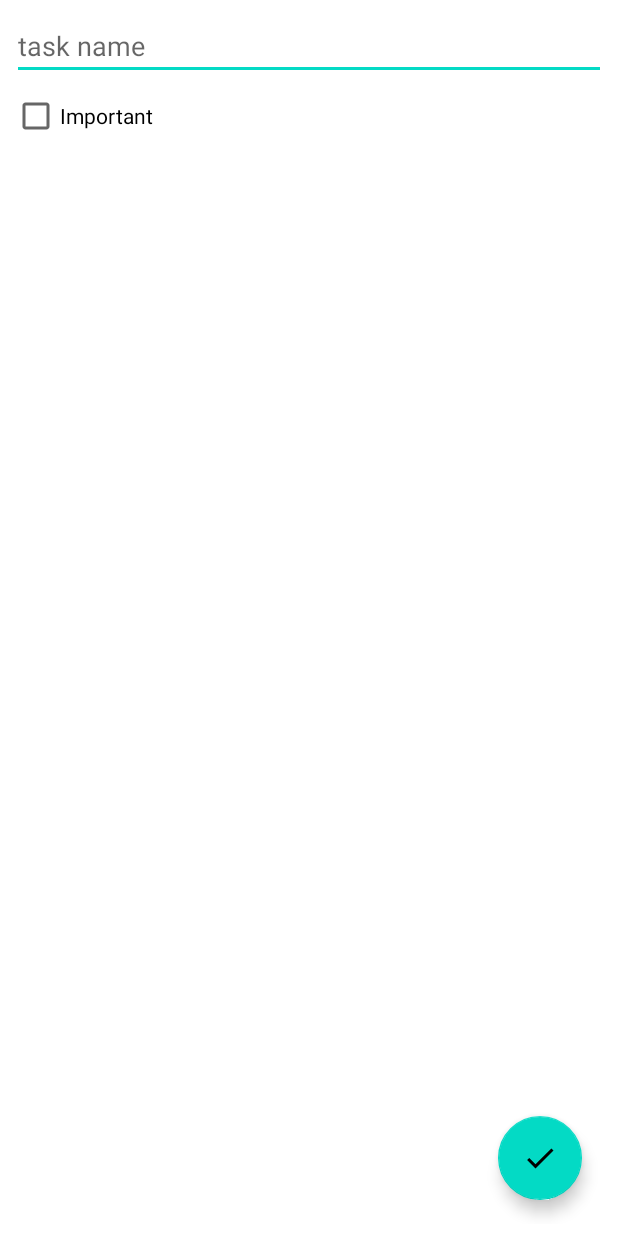
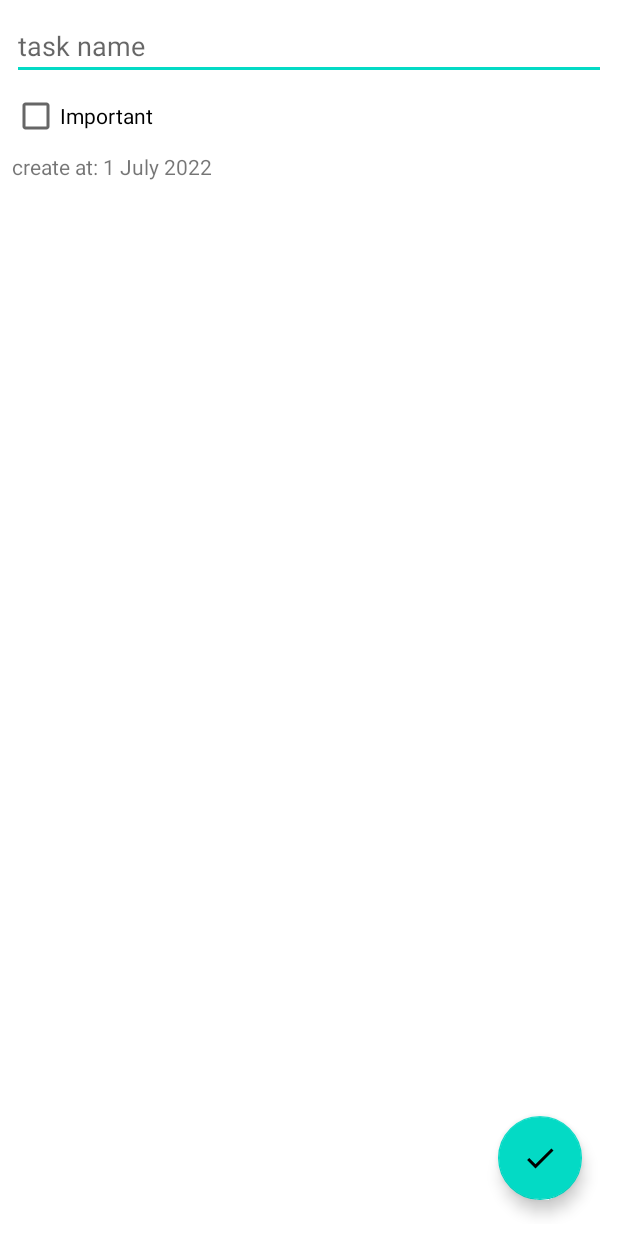
Before and after one commit to ashrafimostafa/learn-android, an Android app: the layout fragment_edit_task.xml on its own in the app's theme, with its tools: preview values and no code run, on a phone screen of 412 x 824 dp. Run offline under Robolectric (Android 15) with nearby library versions, the phone set to English and light mode, and no system bars.

```diff
--- /dev/null
+++ b/app/src/main/java/com/dev/learnandroid/util/Utils.kt
@@ -0,0 +1 @@
+package com.dev.learnandroid.util
--- a/app/src/main/res/drawable/ic_check.xml
+++ b/app/src/main/res/drawable/ic_check.xml
@@ -1,5 +1,10 @@
-<vector android:height="24dp" android:tint="#454545"
-    android:viewportHeight="24" android:viewportWidth="24"
-    android:width="24dp" xmlns:android="http://schemas.android.com/apk/res/android">
-    <path android:fillColor="@android:color/white" android:pathData="M9,16.17L4.83,12l-1.42,1.41L9,19 21,7l-1.41,-1.41z"/>
+<vector xmlns:android="http://schemas.android.com/apk/res/android"
+    android:width="24dp"
+    android:height="24dp"
+    android:tint="#FFFFFF"
+    android:viewportWidth="24"
+    android:viewportHeight="24">
+    <path
+        android:fillColor="@android:color/white"
+        android:pathData="M9,16.17L4.83,12l-1.42,1.41L9,19 21,7l-1.41,-1.41z" />
 </vector>
--- a/app/src/main/res/layout/fragment_edit_task.xml
+++ b/app/src/main/res/layout/fragment_edit_task.xml
@@ -1,9 +1,10 @@
 <?xml version="1.0" encoding="utf-8"?>
 <androidx.coordinatorlayout.widget.CoordinatorLayout xmlns:android="http://schemas.android.com/apk/res/android"
-    xmlns:tool="http://schemas.android.com/tools"
+    xmlns:tools="http://schemas.android.com/tools"
     android:layout_width="match_parent"
     android:layout_height="match_parent"
-    android:padding="8dp">
+    android:padding="8dp"
+    tools:context=".ui.addedittask.AddEditTaskFragment">
 
     <LinearLayout
         android:layout_width="match_parent"
@@ -24,9 +25,9 @@
 
         <androidx.appcompat.widget.AppCompatTextView
             android:id="@+id/edit_task_date"
+            tools:text="create at: 1 July 2022"
             android:layout_width="wrap_content"
-            android:layout_height="wrap_content"
-            tool:text="create at: 1 July 2022" />
+            android:layout_height="wrap_content" />
 
     </LinearLayout>
 
```
Also changed, not shown: app/src/main/java/com/dev/learnandroid/ui/MainActivity.kt (+17 -0 lines), app/src/main/java/com/dev/learnandroid/ui/addedittask/AddEditTaskFragment.kt (added, +31 -0 lines), app/src/main/java/com/dev/learnandroid/ui/addedittask/AddEditTaskViewModel.kt (added, +30 -0 lines), app/src/main/java/com/dev/learnandroid/ui/task/TaskFragment.kt (+17 -0 lines), app/src/main/java/com/dev/learnandroid/ui/task/TaskViewModel.kt (+15 -8 lines), app/src/main/res/drawable/ic_add.xml (+9 -4 lines), app/src/main/res/navigation/nav_graph.xml (+19 -2 lines).
